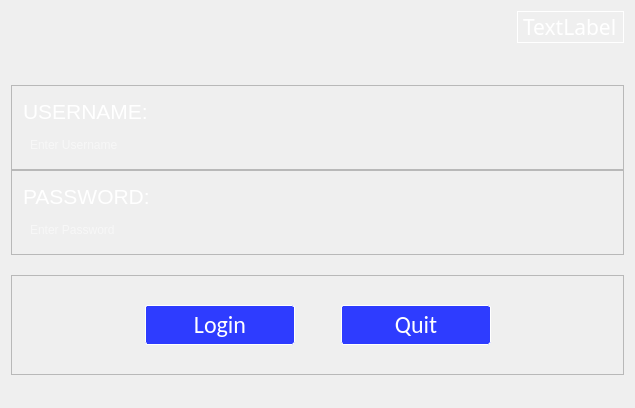
JustKoshi/QTCinemaProject, file LoginScreen.ui: the form before one commit.
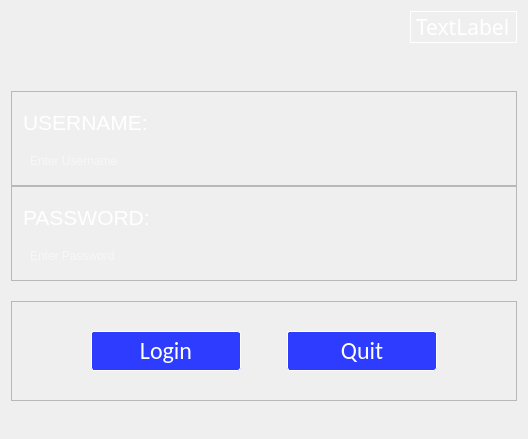
The form after the commit. Icons and pictures are not drawn.

Diff of the .ui file:
```diff
--- a/LoginScreen.ui
+++ b/LoginScreen.ui
@@ -6,8 +6,8 @@
    <rect>
     <x>0</x>
     <y>0</y>
-    <width>635</width>
-    <height>408</height>
+    <width>528</width>
+    <height>439</height>
    </rect>
   </property>
   <property name="font">
```
